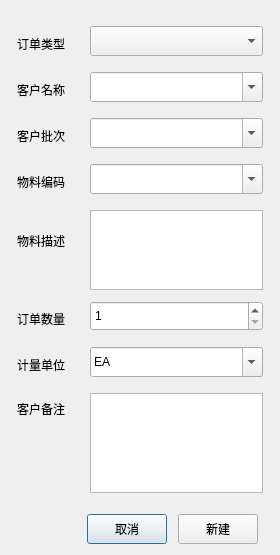
superp2017/NTERP, file Qt/ERP/dialogneworder.ui: the form before one commit.
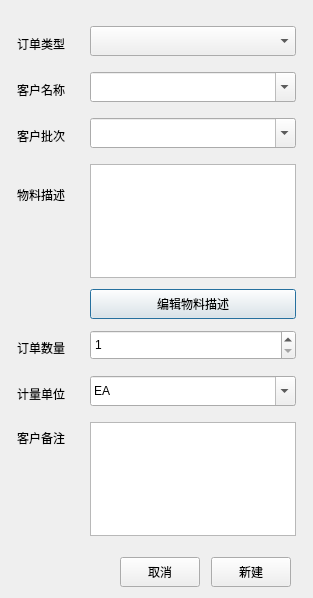
The form after the commit.

What changed in the file:
```diff
--- a/Qt/ERP/dialogneworder.ui
+++ b/Qt/ERP/dialogneworder.ui
@@ -6,8 +6,8 @@
    <rect>
     <x>0</x>
     <y>0</y>
-    <width>280</width>
-    <height>555</height>
+    <width>313</width>
+    <height>598</height>
    </rect>
   </property>
   <property name="minimumSize">
@@ -140,35 +140,6 @@
       </widget>
      </item>
      <item row="3" column="0">
-      <widget class="QLabel" name="label_3">
-       <property name="minimumSize">
-        <size>
-         <width>0</width>
-         <height>35</height>
-        </size>
-       </property>
-       <property name="text">
-        <string>物料编码</string>
-       </property>
-       <property name="alignment">
-        <set>Qt::AlignCenter</set>
-       </property>
-      </widget>
-     </item>
-     <item row="3" column="1">
-      <widget class="QComboBox" name="comboBox_MaterielID">
-       <property name="minimumSize">
-        <size>
-         <width>0</width>
-         <height>30</height>
-        </size>
-       </property>
-       <property name="editable">
-        <bool>true</bool>
-       </property>
-      </widget>
-     </item>
-     <item row="4" column="0">
       <widget class="QLabel" name="label_5">
        <property name="minimumSize">
         <size>
@@ -184,6 +155,31 @@
        </property>
       </widget>
      </item>
+     <item row="3" column="1">
+      <widget class="QTextEdit" name="lineEdit_MaterielDes"/>
+     </item>
+     <item row="4" column="1">
+      <widget class="QPushButton" name="pushButton_edit_des">
+       <property name="minimumSize">
+        <size>
+         <width>0</width>
+         <height>30</height>
+        </size>
+       </property>
+       <property name="maximumSize">
+        <size>
+         <width>16777215</width>
+         <height>30</height>
+        </size>
+       </property>
+       <property name="focusPolicy">
+        <enum>Qt::WheelFocus</enum>
+       </property>
+       <property name="text">
+        <string>编辑物料描述</string>
+       </property>
+      </widget>
+     </item>
      <item row="5" column="0">
       <widget class="QLabel" name="label_4">
        <property name="minimumSize">
@@ -278,9 +274,6 @@
        </property>
       </widget>
      </item>
-     <item row="4" column="1">
-      <widget class="QTextEdit" name="lineEdit_MaterielDes"/>
-     </item>
     </layout>
    </item>
    <item>
```
